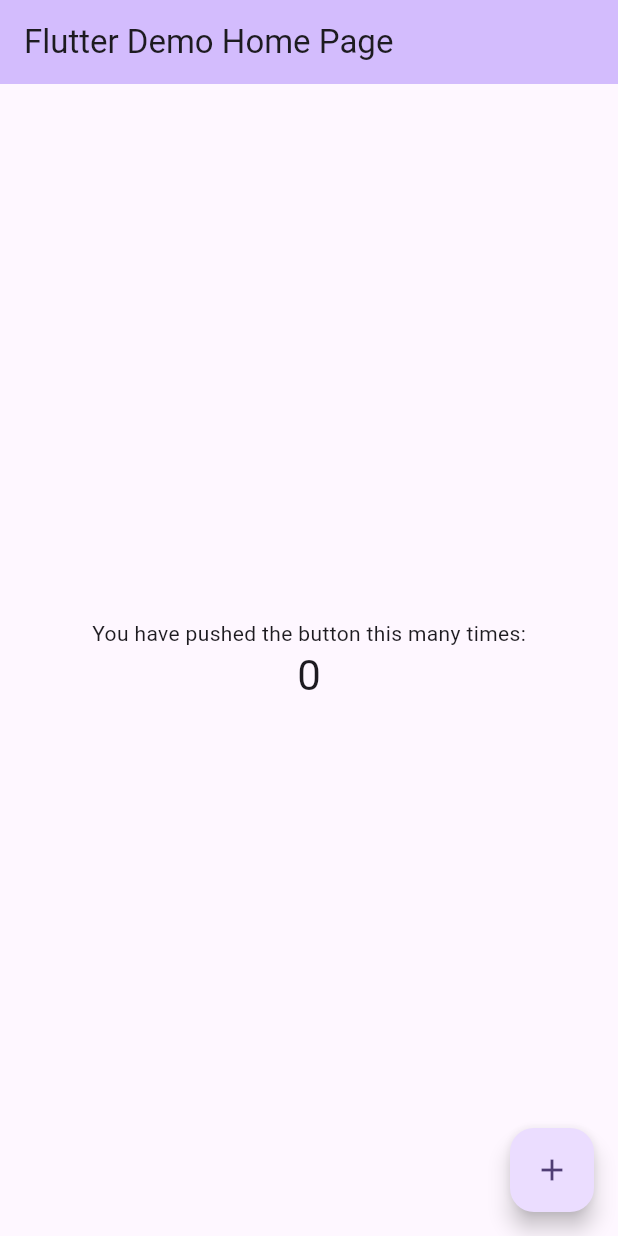
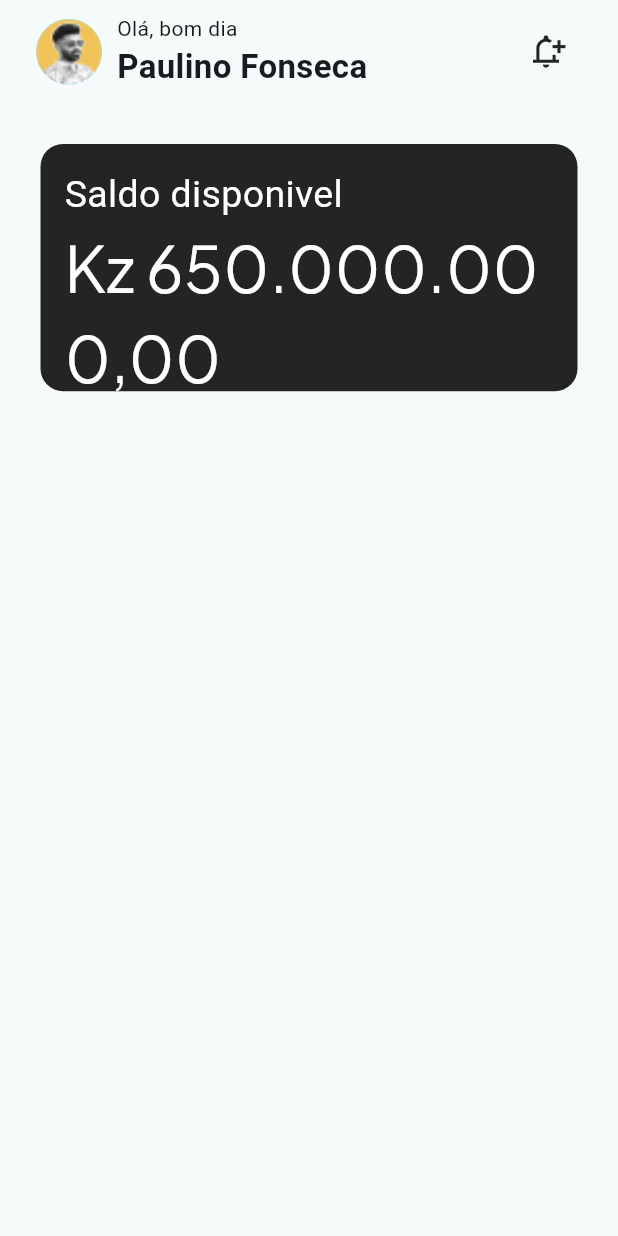
Before and after one commit to paulinofonsecas/app_financas_front, a Flutter app: the screen it shows after launch, on a phone screen of 412 x 824 dp. Run offline on Flutter 3.47's test engine with Material 2 defaults, Android fonts, the phone set to English and light mode, and no system bars; our stand-ins replace get, google_fonts.

Commit message:
Addin a google fonts

```diff
--- /dev/null
+++ b/lib/app/screens/home/components/action_bar.dart
@@ -0,0 +1,56 @@
+// ignore_for_file: prefer_const_constructors, prefer_const_literals_to_create_immutables
+
+import 'package:app_financas/constants.dart';
+import 'package:flutter/material.dart';
+
+class ActionBar extends StatelessWidget {
+  const ActionBar({super.key});
+
+  @override
+  Widget build(BuildContext context) {
+    return Padding(
+      padding: EdgeInsets.symmetric(vertical: 9.0, horizontal: 24),
+      child: Row(
+        children: [
+          CircleAvatar(
+            radius: 22,
+            backgroundImage: AssetImage(
+              'assets/imgs/profiles/home_profile.png',
+            ),
+          ),
+          SizedBox(width: 10),
+          Column(
+            crossAxisAlignment: CrossAxisAlignment.start,
+            mainAxisSize: MainAxisSize.min,
+            children: [
+              Text(
+                'Olá, bom dia',
+                style: TextStyle(
+                  fontSize: 14,
+                  fontWeight: FontWeight.w400,
+                ),
+              ),
+              Text(
+                'Paulino Fonseca',
+                style: TextStyle(
+                  fontSize: 22,
+                  fontWeight: FontWeight.bold,
+                ),
+              ),
+            ],
+          ),
+          Spacer(),
+          // Cupertino alert icons
+          IconButton(
+            onPressed: () {},
+            icon: Icon(
+              Icons.notification_add_outlined,
+              color: kBlackColor,
+              size: 26,
+            ),
+          ),
+        ],
+      ),
+    );
+  }
+}
--- /dev/null
+++ b/lib/app/screens/home/home_page.dart
@@ -0,0 +1,64 @@
+// ignore_for_file: prefer_const_literals_to_create_immutables, prefer_const_constructors
+
+import 'package:app_financas/constants.dart';
+import 'package:flutter/material.dart';
+import 'package:get/get.dart';
+import 'package:google_fonts/google_fonts.dart';
+
+import 'components/action_bar.dart';
+
+class HomePage extends StatelessWidget {
+  const HomePage({super.key});
+
+  @override
+  Widget build(BuildContext context) {
+    return const Scaffold(
+      body: Column(
+        children: [
+          ActionBar(),
+          Padding(
+            padding: EdgeInsets.all(27.0),
+            child: TotalBalanceCard(),
+          ),
+        ],
+      ),
+    );
+  }
+}
+
+class TotalBalanceCard extends StatelessWidget {
+  const TotalBalanceCard({super.key});
+
+  @override
+  Widget build(BuildContext context) {
+    return Container(
+      width: double.infinity,
+      height: Get.height * 0.2,
+      decoration: BoxDecoration(
+        borderRadius: BorderRadius.circular(15),
+        color: kBlackColor,
+      ),
+      padding: const EdgeInsets.all(kDefaultPadding),
+      child: Column(
+        mainAxisAlignment: MainAxisAlignment.start,
+        crossAxisAlignment: CrossAxisAlignment.start,
+        children: [
+          Text(
+            'Saldo disponivel',
+            style: TextStyle(
+              fontSize: 25,
+              color: Colors.white,
+            ),
+          ),
+          Text(
+            'Kz 650.000.000,00',
+            style: GoogleFonts.plusJakartaSans(
+              color: Colors.white,
+              fontSize: 42,
+            ),
+          ),
+        ],
+      ),
+    );
+  }
+}
--- /dev/null
+++ b/lib/constants.dart
@@ -0,0 +1,12 @@
+import 'dart:ui';
+
+const kBlackColor = Color(0xff242424);
+
+const kVermelhaColor = Color(0xFFE0533D);
+const kCinzaColor = Color(0xFF9DA7D0);
+const kVerdeColor = Color(0xFF469B88);
+const kAzulColor = Color(0xFF377CC8);
+const kAmarelhoColor = Color(0xFFEED868);
+const kRosaColor = Color(0xFFE78C9D);
+
+const kDefaultPadding = 16.0;
--- a/lib/main.dart
+++ b/lib/main.dart
@@ -1,3 +1,4 @@
+import 'package:app_financas/app/screens/home/home_page.dart';
 import 'package:flutter/material.dart';
 
 void main() {
@@ -11,59 +12,12 @@ class MyApp extends StatelessWidget {
   Widget build(BuildContext context) {
     return MaterialApp(
       title: 'Flutter Demo',
+      debugShowCheckedModeBanner: false,
       theme: ThemeData(
-        colorScheme: ColorScheme.fromSeed(seedColor: Colors.deepPurple),
+        colorScheme: ColorScheme.fromSeed(seedColor: Colors.white),
         useMaterial3: true,
       ),
-      home: const MyHomePage(title: 'Flutter Demo Home Page'),
+      home: const HomePage(),
     );
   }
 }
-
-class MyHomePage extends StatefulWidget {
-  const MyHomePage({super.key, required this.title});
-
-  final String title;
-
-  @override
-  State<MyHomePage> createState() => _MyHomePageState();
-}
-
-class _MyHomePageState extends State<MyHomePage> {
-  int _counter = 0;
-
-  void _incrementCounter() {
-    setState(() {
-      _counter++;
-    });
-  }
-
-  @override
-  Widget build(BuildContext context) {
-    return Scaffold(
-      appBar: AppBar(
-        backgroundColor: Theme.of(context).colorScheme.inversePrimary,
-        title: Text(widget.title),
-      ),
-      body: Center(
-        child: Column(
-          mainAxisAlignment: MainAxisAlignment.center,
-          children: <Widget>[
-            const Text(
-              'You have pushed the button this many times:',
-            ),
-            Text(
-              '$_counter',
-              style: Theme.of(context).textTheme.headlineMedium,
-            ),
-          ],
-        ),
-      ),
-      floatingActionButton: FloatingActionButton(
-        onPressed: _incrementCounter,
-        tooltip: 'Increment',
-        child: const Icon(Icons.add),
-      ),
-    );
-  }
-}
--- a/pubspec.yaml
+++ b/pubspec.yaml
@@ -36,6 +36,7 @@ dependencies:
   # Use with the CupertinoIcons class for iOS style icons.
   cupertino_icons: ^1.0.2
   get: ^4.6.5
+  google_fonts: ^5.1.0
 
 dev_dependencies:
   flutter_test:
@@ -60,8 +61,8 @@ flutter:
   uses-material-design: true
 
   # To add assets to your application, add an assets section, like this:
-  # assets:
-  #   - images/a_dot_burr.jpeg
+  assets:
+    - assets/imgs/profiles/
   #   - images/a_dot_ham.jpeg
 
   # An image asset can refer to one or more resolution-specific "variants", see
```
Also changed, not shown: assets/imgs/profiles/home_profile.png (added), pubspec.lock, 1 other file.
